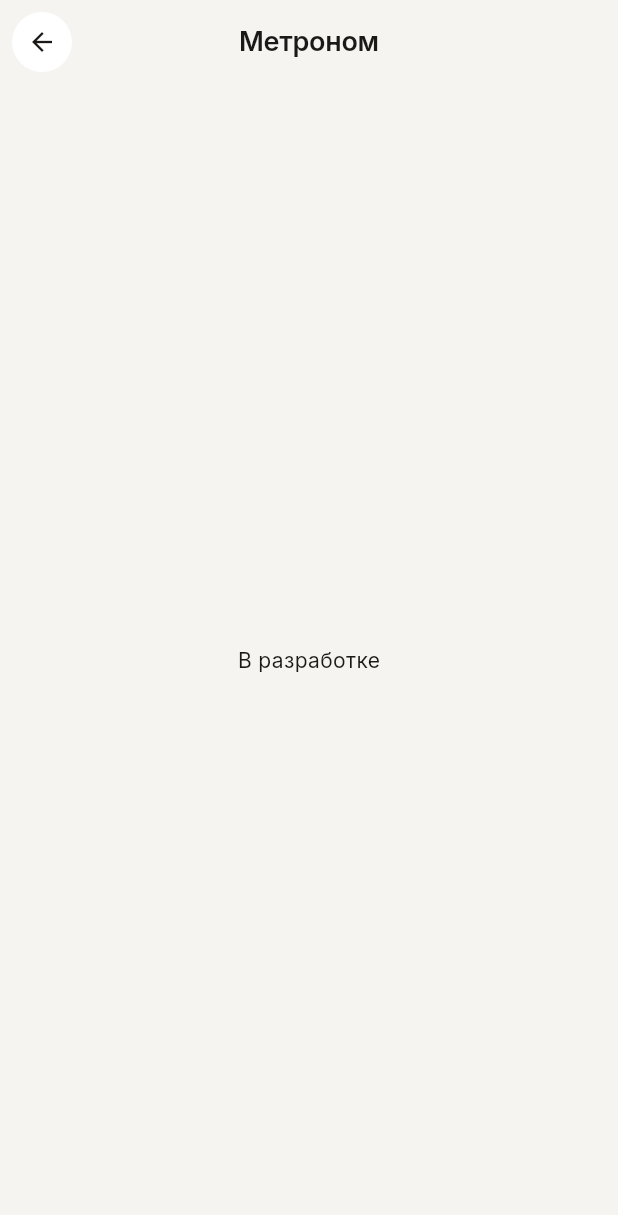
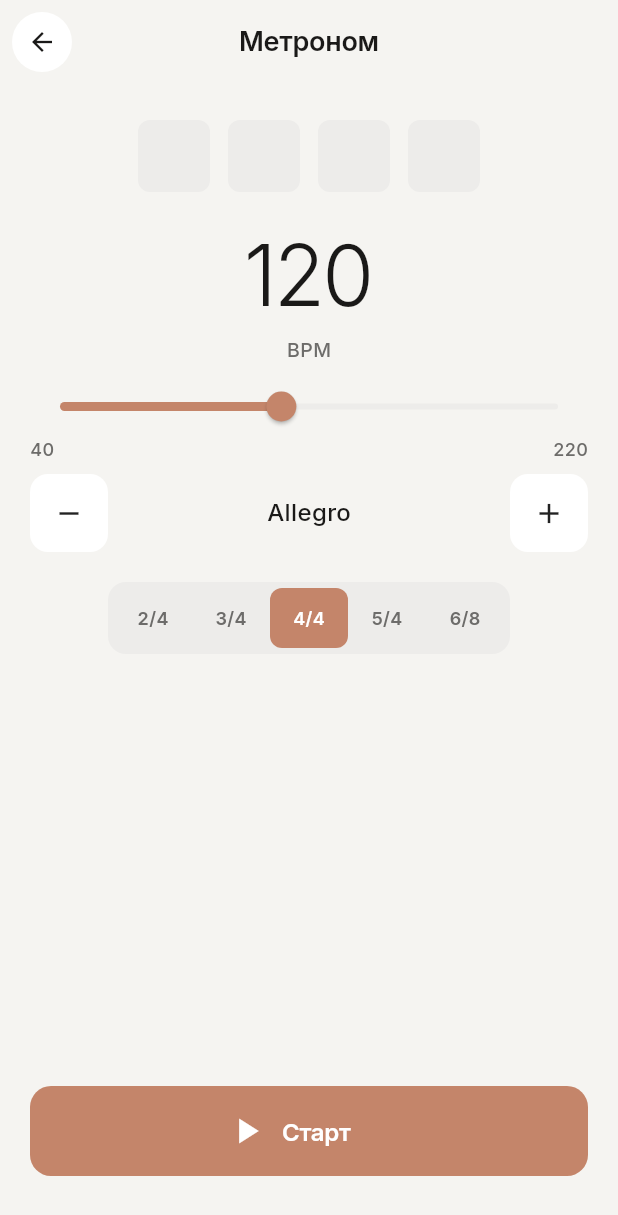
Before and after one commit to matolg/tono, a Flutter app: the MetronomeScreen screen opened by its route, on a phone screen of 412 x 824 dp. Shown: the top 1215 px of the screen. Run offline on Flutter 3.47's test engine with Material 3 defaults, Android fonts, the phone set to English and light mode, and no system bars; our stand-ins replace flutter_riverpod, go_router, google_fonts, permission_handler, shared_preferences; missing offline and left inert: flutter_soloud, pitch_detector_dart, record; accounts and stored records are empty.

Commit message:
feat(metronome): implement UI — beat indicators, BPM display, slider, time sig (Step 10)

```diff
--- a/lib/features/metronome/presentation/metronome_screen.dart
+++ b/lib/features/metronome/presentation/metronome_screen.dart
@@ -1,17 +1,120 @@
 import 'package:flutter/material.dart';
+import 'package:flutter_riverpod/flutter_riverpod.dart';
 
 import '../../../l10n/app_localizations.dart';
 import '../../../shared/widgets/app_bar_widget.dart';
+import '../../../shared/widgets/primary_button.dart';
+import '../domain/metronome_notifier.dart';
+import '../domain/metronome_state.dart';
+import 'widgets/beat_indicators.dart';
+import 'widgets/bpm_display.dart';
+import 'widgets/bpm_slider.dart';
+import 'widgets/time_signature_selector.dart';
 
-class MetronomeScreen extends StatelessWidget {
+class MetronomeScreen extends ConsumerStatefulWidget {
   const MetronomeScreen({super.key});
+
+  @override
+  ConsumerState<MetronomeScreen> createState() => _MetronomeScreenState();
+}
+
+class _MetronomeScreenState extends ConsumerState<MetronomeScreen> {
+  // Tap-tempo: keep timestamps of last 5 taps
+  final List<DateTime> _tapTimes = [];
+  bool _engineReady = false;
+
+  @override
+  void initState() {
+    super.initState();
+    _initEngine();
+  }
+
+  Future<void> _initEngine() async {
+    await ref.read(metronomeProvider.notifier).init();
+    if (mounted) setState(() => _engineReady = true);
+  }
+
+  void _onTapTempo() {
+    final now = DateTime.now();
+    _tapTimes.add(now);
+    if (_tapTimes.length > 5) _tapTimes.removeAt(0);
+    if (_tapTimes.length >= 2) {
+      double totalMs = 0;
+      for (int i = 1; i < _tapTimes.length; i++) {
+        totalMs += _tapTimes[i].difference(_tapTimes[i - 1]).inMilliseconds;
+      }
+      final avgMs = totalMs / (_tapTimes.length - 1);
+      final bpm = (60000 / avgMs)
+          .round()
+          .clamp(MetronomeState.minBpm, MetronomeState.maxBpm);
+      ref.read(metronomeProvider.notifier).setBpm(bpm);
+    }
+  }
 
   @override
   Widget build(BuildContext context) {
     final l10n = AppLocalizations.of(context)!;
+    final state = ref.watch(metronomeProvider);
+    final notifier = ref.read(metronomeProvider.notifier);
+
     return Scaffold(
       appBar: AppBarWidget(title: l10n.screenMetronomeTitle, showBack: true),
-      body: Center(child: Text(l10n.inDevelopment)),
+      body: SafeArea(
+        child: Column(
+          children: [
+            const SizedBox(height: 8),
+
+            // ── Beat indicators (tap = tap tempo) ─────────────────────────────
+            BeatIndicators(
+              beatsPerBar: state.beatsPerBar,
+              currentBeat: state.currentBeat,
+              isPlaying: state.isPlaying,
+              onTap: _onTapTempo,
+            ),
+
+            // ── BPM number ────────────────────────────────────────────────────
+            BpmDisplay(bpm: state.bpm),
+
+            const SizedBox(height: 8),
+
+            // ── Slider + ±1 buttons ───────────────────────────────────────────
+            BpmSlider(
+              bpm: state.bpm,
+              onChanged: notifier.setBpm,
+            ),
+
+            const SizedBox(height: 20),
+
+            // ── Time signature selector ───────────────────────────────────────
+            TimeSignatureSelector(
+              beatsPerBar: state.beatsPerBar,
+              beatUnit: state.beatUnit,
+              onChanged: (beats, unit) {
+                notifier.setBeatsPerBar(beats);
+                notifier.setBeatUnit(unit);
+              },
+            ),
+
+            const Spacer(),
+
+            // ── Start / Stop button ───────────────────────────────────────────
+            Padding(
+              padding: const EdgeInsets.symmetric(horizontal: 20),
+              child: PrimaryButton(
+                label: state.isPlaying
+                    ? l10n.metronomeStop
+                    : l10n.metronomeStart,
+                icon: state.isPlaying ? Icons.stop : Icons.play_arrow,
+                onPressed: _engineReady
+                    ? (state.isPlaying ? notifier.stop : notifier.start)
+                    : null,
+              ),
+            ),
+
+            const SizedBox(height: 40),
+          ],
+        ),
+      ),
     );
   }
 }
--- /dev/null
+++ b/lib/features/metronome/presentation/widgets/beat_indicators.dart
@@ -0,0 +1,53 @@
+import 'package:flutter/material.dart';
+
+import '../../../../app/theme/app_colors.dart';
+
+/// Row of beat squares. Active beat is larger and uses primary colour.
+/// Supports tap-tempo via [onTap].
+class BeatIndicators extends StatelessWidget {
+  final int beatsPerBar;
+  final int currentBeat; // 0-indexed; -1 = none active
+  final bool isPlaying;
+  final VoidCallback? onTap;
+
+  const BeatIndicators({
+    super.key,
+    required this.beatsPerBar,
+    required this.currentBeat,
+    required this.isPlaying,
+    this.onTap,
+  });
+
+  @override
+  Widget build(BuildContext context) {
+    final isDark = Theme.of(context).brightness == Brightness.dark;
+    final primary = isDark ? AppColors.primaryDark : AppColors.primary;
+    final inactive =
+        isDark ? AppColors.surfaceVariantDark : AppColors.surfaceVariant;
+
+    return GestureDetector(
+      onTap: onTap,
+      behavior: HitTestBehavior.opaque,
+      child: SizedBox(
+        height: 80,
+        child: Row(
+          mainAxisAlignment: MainAxisAlignment.center,
+          children: List.generate(beatsPerBar, (i) {
+            final isActive = isPlaying && i == currentBeat;
+            return AnimatedContainer(
+              duration: const Duration(milliseconds: 80),
+              curve: Curves.easeOut,
+              margin: const EdgeInsets.symmetric(horizontal: 6),
+              width: isActive ? 56 : 48,
+              height: isActive ? 56 : 48,
+              decoration: BoxDecoration(
+                color: isActive ? primary : inactive,
+                borderRadius: BorderRadius.circular(isActive ? 12 : 8),
+              ),
+            );
+          }),
+        ),
+      ),
+    );
+  }
+}
--- /dev/null
+++ b/lib/features/metronome/presentation/widgets/bpm_display.dart
@@ -0,0 +1,35 @@
+import 'package:flutter/material.dart';
+
+import '../../../../app/theme/app_colors.dart';
+import '../../../../app/theme/app_text_styles.dart';
+
+class BpmDisplay extends StatelessWidget {
+  final int bpm;
+
+  const BpmDisplay({super.key, required this.bpm});
+
+  @override
+  Widget build(BuildContext context) {
+    final isDark = Theme.of(context).brightness == Brightness.dark;
+    final textPrimary =
+        isDark ? AppColors.textPrimaryDark : AppColors.textPrimary;
+    final textSecondary =
+        isDark ? AppColors.textSecondaryDark : AppColors.textSecondary;
+
+    return Column(
+      mainAxisSize: MainAxisSize.min,
+      children: [
+        Text(
+          '$bpm',
+          style: AppTextStyles.display(color: textPrimary),
+        ),
+        Text(
+          'BPM',
+          style: AppTextStyles.bodySm(color: textSecondary).copyWith(
+            fontWeight: FontWeight.w500,
+          ),
+        ),
+      ],
+    );
+  }
+}
--- /dev/null
+++ b/lib/features/metronome/presentation/widgets/bpm_slider.dart
@@ -0,0 +1,174 @@
+import 'dart:async';
+
+import 'package:flutter/material.dart';
+
+import '../../../../app/theme/app_colors.dart';
+import '../../../../app/theme/app_text_styles.dart';
+import '../../domain/metronome_state.dart';
+
+/// Slider (40–220 BPM) + ±1 buttons with long-press acceleration.
+/// Shows Italian tempo name below the slider.
+class BpmSlider extends StatefulWidget {
+  final int bpm;
+  final ValueChanged<int> onChanged;
+
+  const BpmSlider({super.key, required this.bpm, required this.onChanged});
+
+  @override
+  State<BpmSlider> createState() => _BpmSliderState();
+}
+
+class _BpmSliderState extends State<BpmSlider> {
+  Timer? _repeatTimer;
+
+  void _startRepeat(int delta) {
+    _repeatTimer = Timer.periodic(const Duration(milliseconds: 80), (_) {
+      final next =
+          (widget.bpm + delta).clamp(MetronomeState.minBpm, MetronomeState.maxBpm);
+      widget.onChanged(next);
+    });
+  }
+
+  void _stopRepeat() {
+    _repeatTimer?.cancel();
+    _repeatTimer = null;
+  }
+
+  @override
+  void dispose() {
+    _stopRepeat();
+    super.dispose();
+  }
+
+  @override
+  Widget build(BuildContext context) {
+    final isDark = Theme.of(context).brightness == Brightness.dark;
+    final primary = isDark ? AppColors.primaryDark : AppColors.primary;
+    final surface = isDark ? AppColors.surfaceDark : AppColors.surface;
+    final surfaceVariant =
+        isDark ? AppColors.surfaceVariantDark : AppColors.surfaceVariant;
+    final textPrimary =
+        isDark ? AppColors.textPrimaryDark : AppColors.textPrimary;
+    final textSecondary =
+        isDark ? AppColors.textSecondaryDark : AppColors.textSecondary;
+
+    return Column(
+      children: [
+        // ── Slider ────────────────────────────────────────────────────────────
+        Padding(
+          padding: const EdgeInsets.symmetric(horizontal: 20),
+          child: SliderTheme(
+            data: SliderTheme.of(context).copyWith(
+              activeTrackColor: primary,
+              inactiveTrackColor: surfaceVariant,
+              thumbColor: primary,
+              overlayColor: primary.withValues(alpha: 0.12),
+              trackHeight: 4,
+              thumbShape: const RoundSliderThumbShape(enabledThumbRadius: 10),
+              overlayShape: const RoundSliderOverlayShape(overlayRadius: 20),
+            ),
+            child: Slider(
+              value: widget.bpm.toDouble(),
+              min: MetronomeState.minBpm.toDouble(),
+              max: MetronomeState.maxBpm.toDouble(),
+              onChanged: (v) => widget.onChanged(v.round()),
+            ),
+          ),
+        ),
+        // ── Slider labels ─────────────────────────────────────────────────────
+        Padding(
+          padding: const EdgeInsets.symmetric(horizontal: 20),
+          child: Row(
+            mainAxisAlignment: MainAxisAlignment.spaceBetween,
+            children: [
+              Text('${MetronomeState.minBpm}',
+                  style: AppTextStyles.label(color: textSecondary)),
+              Text('${MetronomeState.maxBpm}',
+                  style: AppTextStyles.label(color: textSecondary)),
+            ],
+          ),
+        ),
+        const SizedBox(height: 8),
+        // ── ± buttons + tempo name ────────────────────────────────────────────
+        Padding(
+          padding: const EdgeInsets.symmetric(horizontal: 20),
+          child: Row(
+            mainAxisAlignment: MainAxisAlignment.spaceBetween,
+            children: [
+              _StepButton(
+                icon: Icons.remove,
+                surface: surface,
+                onTap: () => widget.onChanged(
+                    (widget.bpm - 1)
+                        .clamp(MetronomeState.minBpm, MetronomeState.maxBpm)),
+                onLongPressStart: () => _startRepeat(-1),
+                onLongPressEnd: _stopRepeat,
+              ),
+              Text(
+                _tempoName(widget.bpm),
+                style: AppTextStyles.bodyL(color: textPrimary).copyWith(
+                  fontWeight: FontWeight.w500,
+                ),
+              ),
+              _StepButton(
+                icon: Icons.add,
+                surface: surface,
+                onTap: () => widget.onChanged(
+                    (widget.bpm + 1)
+                        .clamp(MetronomeState.minBpm, MetronomeState.maxBpm)),
+                onLongPressStart: () => _startRepeat(1),
+                onLongPressEnd: _stopRepeat,
+              ),
+            ],
+          ),
+        ),
+      ],
+    );
+  }
+
+  static String _tempoName(int bpm) {
+    if (bpm < 60) return 'Largo';
+    if (bpm < 66) return 'Larghetto';
+    if (bpm < 76) return 'Adagio';
+    if (bpm < 108) return 'Andante';
+    if (bpm < 120) return 'Moderato';
+    if (bpm < 156) return 'Allegro';
+    if (bpm < 176) return 'Vivace';
+    if (bpm < 200) return 'Presto';
+    return 'Prestissimo';
+  }
+}
+
+class _StepButton extends StatelessWidget {
+  final IconData icon;
+  final Color surface;
+  final VoidCallback onTap;
+  final VoidCallback onLongPressStart;
+  final VoidCallback onLongPressEnd;
+
+  const _StepButton({
+    required this.icon,
+    required this.surface,
+    required this.onTap,
+    required this.onLongPressStart,
+    required this.onLongPressEnd,
+  });
+
+  @override
+  Widget build(BuildContext context) {
+    return GestureDetector(
+      onTap: onTap,
+      onLongPressStart: (_) => onLongPressStart(),
+      onLongPressEnd: (_) => onLongPressEnd(),
+      child: Container(
+        width: 52,
+        height: 52,
+        decoration: BoxDecoration(
+          color: surface,
+          borderRadius: BorderRadius.circular(12),
+        ),
+        child: Icon(icon, size: 22),
+      ),
+    );
+  }
+}
--- /dev/null
+++ b/lib/features/metronome/presentation/widgets/time_signature_selector.dart
@@ -0,0 +1,69 @@
+import 'package:flutter/material.dart';
+
+import '../../../../app/theme/app_colors.dart';
+import '../../../../app/theme/app_text_styles.dart';
+
+const _options = [
+  (beats: 2, unit: 4, label: '2/4'),
+  (beats: 3, unit: 4, label: '3/4'),
+  (beats: 4, unit: 4, label: '4/4'),
+  (beats: 5, unit: 4, label: '5/4'),
+  (beats: 6, unit: 8, label: '6/8'),
+];
+
+class TimeSignatureSelector extends StatelessWidget {
+  final int beatsPerBar;
+  final int beatUnit;
+  final void Function(int beats, int unit) onChanged;
+
+  const TimeSignatureSelector({
+    super.key,
+    required this.beatsPerBar,
+    required this.beatUnit,
+    required this.onChanged,
+  });
+
+  @override
+  Widget build(BuildContext context) {
+    final isDark = Theme.of(context).brightness == Brightness.dark;
+    final primary = isDark ? AppColors.primaryDark : AppColors.primary;
+    final bg = isDark ? AppColors.surfaceVariantDark : AppColors.surfaceVariant;
+    final selectedText = AppColors.textTertiary;
+    final unselectedText =
+        isDark ? AppColors.textSecondaryDark : AppColors.textSecondary;
+
+    return Container(
+      height: 48,
+      decoration: BoxDecoration(
+        color: bg,
+        borderRadius: BorderRadius.circular(12),
+      ),
+      padding: const EdgeInsets.all(4),
+      child: Row(
+        mainAxisSize: MainAxisSize.min,
+        children: _options.map((opt) {
+          final isSelected =
+              opt.beats == beatsPerBar && opt.unit == beatUnit;
+          return GestureDetector(
+            onTap: () => onChanged(opt.beats, opt.unit),
+            child: AnimatedContainer(
+              duration: const Duration(milliseconds: 150),
+              width: 52,
+              decoration: BoxDecoration(
+                color: isSelected ? primary : Colors.transparent,
+                borderRadius: BorderRadius.circular(8),
+              ),
+              alignment: Alignment.center,
+              child: Text(
+                opt.label,
+                style: AppTextStyles.label(
+                  color: isSelected ? selectedText : unselectedText,
+                ).copyWith(fontWeight: FontWeight.w600),
+              ),
+            ),
+          );
+        }).toList(),
+      ),
+    );
+  }
+}
```
Also changed, not shown: 1 other file.
